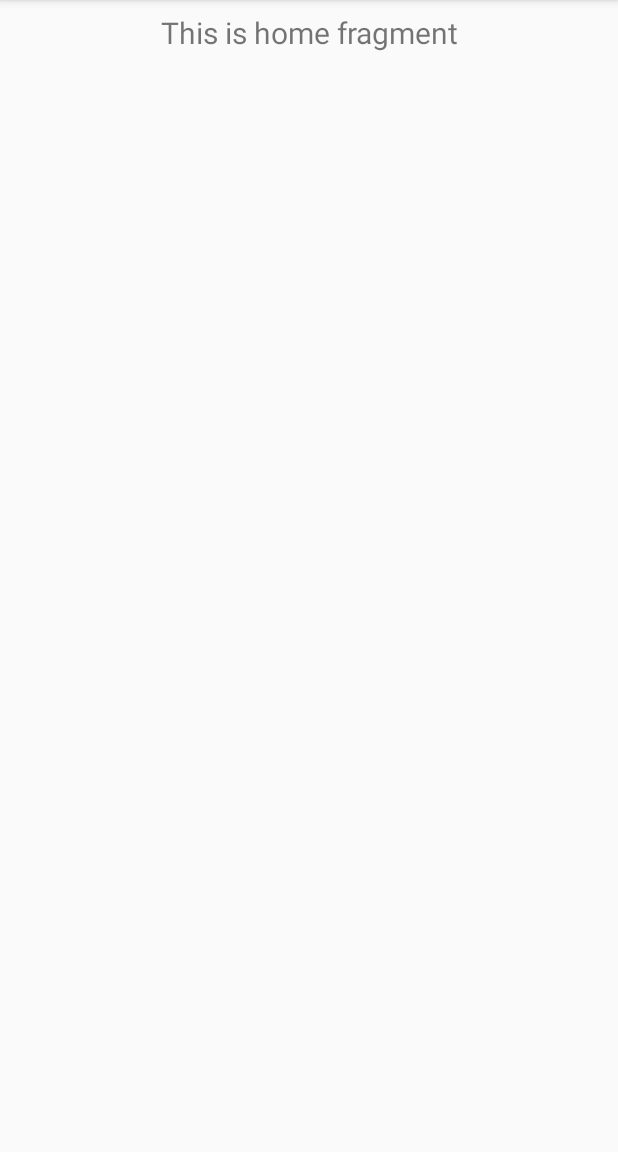
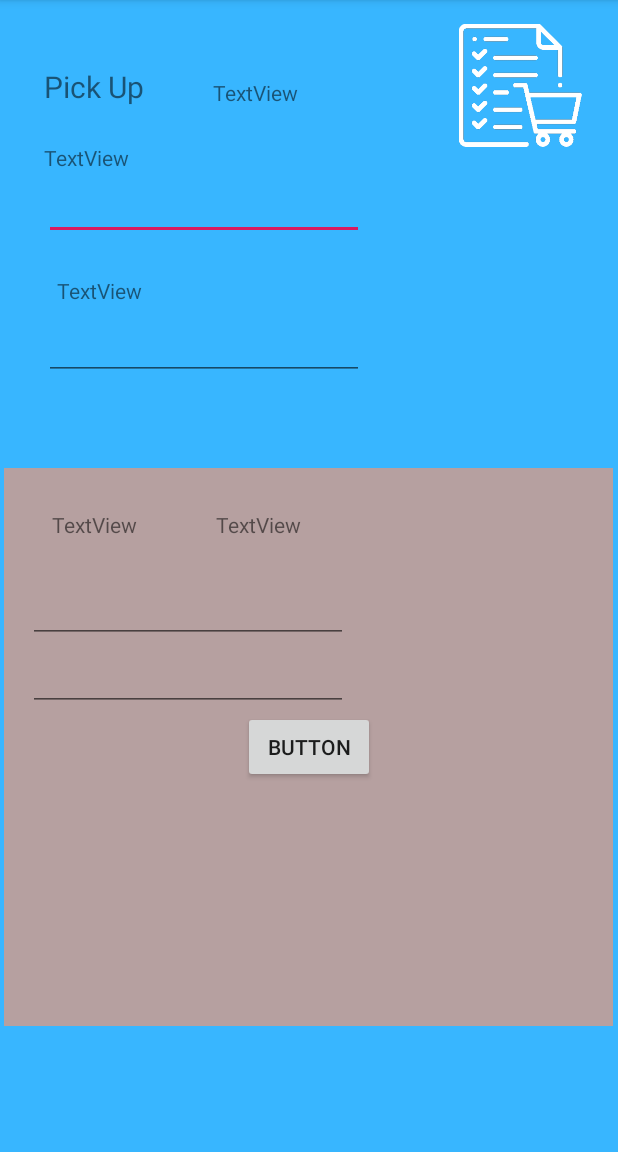
Before and after one commit to vickaw/Laundryathome, an Android app: the fragment HomeFragment shown on its own in the app's theme, on a phone screen of 412 x 824 dp, the part 84-1236 px from its top. Run offline under Robolectric (Android 15) with nearby library versions, the phone set to English and light mode, and no system bars.

Commit message:
Added Navagition

```diff
--- a/app/build.gradle
+++ b/app/build.gradle
@@ -31,4 +31,14 @@ dependencies {
     testImplementation 'junit:junit:4.12'
     androidTestImplementation 'androidx.test.ext:junit:1.1.1'
     androidTestImplementation 'androidx.test.espresso:espresso-core:3.2.0'
+    implementation "com.github.parse-community.Parse-SDK-Android:parse:1.21.0"
+    implementation 'com.github.Shashank02051997:FancyToast-Android:0.1.6'
+    implementation 'com.google.android.material:material:1.0.0'
 }
+
+
+repositories {
+    mavenCentral()
+    jcenter()
+    maven { url 'https://jitpack.io' }
+}
--- a/app/src/main/AndroidManifest.xml
+++ b/app/src/main/AndroidManifest.xml
@@ -25,6 +25,17 @@
                 <category android:name="android.intent.category.LAUNCHER" />
             </intent-filter>
         </activity>
+
+        <meta-data
+            android:name="com.parse.SERVER_URL"
+            android:value="@string/back4app_server_url" />
+        <meta-data
+            android:name="com.parse.APPLICATION_ID"
+            android:value="@string/back4app_app_id" />
+        <meta-data
+            android:name="com.parse.CLIENT_KEY"
+            android:value="@string/back4app_client_key" />
+
     </application>
 
 </manifest>
--- a/app/src/main/java/kawelenga/packag/com/laundryathome/SignIn.java
+++ b/app/src/main/java/kawelenga/packag/com/laundryathome/SignIn.java
@@ -2,9 +2,14 @@ package kawelenga.packag.com.laundryathome;
 
 import androidx.appcompat.app.AppCompatActivity;
 
+import android.content.Intent;
 import android.os.Bundle;
+import android.view.View;
+import android.widget.Button;
 
 public class SignIn extends AppCompatActivity {
+
+    private Button loginIntoApp;
 
     @Override
     protected void onCreate(Bundle savedInstanceState) {
@@ -14,5 +19,18 @@ public class SignIn extends AppCompatActivity {
         getSupportActionBar().setTitle(" ");
         getSupportActionBar().setDisplayHomeAsUpEnabled(true);
 
+        loginIntoApp= findViewById(R.id.btnLogin);
+
+        loginIntoApp.setOnClickListener(new View.OnClickListener() {
+            @Override
+            public void onClick(View v) {
+
+                Intent loginin = new Intent(SignIn.this, ScheduleWash.class);
+                startActivity(loginin);
+
+
+            }
+        });
+
     }
 }
--- a/app/src/main/java/kawelenga/packag/com/laundryathome/ui/home/HomeFragment.java
+++ b/app/src/main/java/kawelenga/packag/com/laundryathome/ui/home/HomeFragment.java
@@ -23,11 +23,11 @@ public class HomeFragment extends Fragment {
         homeViewModel =
                 ViewModelProviders.of(this).get(HomeViewModel.class);
         View root = inflater.inflate(R.layout.fragment_home, container, false);
-        final TextView textView = root.findViewById(R.id.text_home);
+        //final TextView textView = root.findViewById(R.id.text_home);
         homeViewModel.getText().observe(this, new Observer<String>() {
             @Override
             public void onChanged(@Nullable String s) {
-                textView.setText(s);
+            //    textView.setText(s);
             }
         });
         return root;
--- a/app/src/main/res/layout/fragment_home.xml
+++ b/app/src/main/res/layout/fragment_home.xml
@@ -1,19 +1,162 @@
 <?xml version="1.0" encoding="utf-8"?>
 <androidx.constraintlayout.widget.ConstraintLayout xmlns:android="http://schemas.android.com/apk/res/android"
     xmlns:app="http://schemas.android.com/apk/res-auto"
+    xmlns:tools="http://schemas.android.com/tools"
     android:layout_width="match_parent"
-    android:layout_height="match_parent">
+    android:layout_height="match_parent"
+    android:background="#38B6FF">
 
     <TextView
-        android:id="@+id/text_home"
-        android:layout_width="match_parent"
+        android:id="@+id/text"
+        android:layout_width="wrap_content"
         android:layout_height="wrap_content"
         android:layout_marginStart="8dp"
-        android:layout_marginTop="8dp"
+        android:layout_marginTop="44dp"
         android:layout_marginEnd="8dp"
+        android:text="Pick Up"
         android:textAlignment="center"
         android:textSize="20sp"
         app:layout_constraintEnd_toEndOf="parent"
+        app:layout_constraintHorizontal_bias="0.064"
         app:layout_constraintStart_toStartOf="parent"
         app:layout_constraintTop_toTopOf="parent" />
+
+    <ImageView
+        android:id="@+id/imageView3"
+        android:layout_width="118dp"
+        android:layout_height="82dp"
+        android:layout_marginTop="16dp"
+        app:layout_constraintEnd_toEndOf="parent"
+        app:layout_constraintHorizontal_bias="0.969"
+        app:layout_constraintStart_toEndOf="@+id/text"
+        app:layout_constraintTop_toTopOf="parent"
+        app:srcCompat="@drawable/shoppingwlist" />
+
+    <TextView
+        android:id="@+id/textView12"
+        android:layout_width="wrap_content"
+        android:layout_height="wrap_content"
+        android:layout_marginTop="24dp"
+        android:text="TextView"
+        app:layout_constraintEnd_toEndOf="parent"
+        app:layout_constraintHorizontal_bias="0.082"
+        app:layout_constraintStart_toStartOf="parent"
+        app:layout_constraintTop_toBottomOf="@+id/text" />
+
+    <EditText
+        android:id="@+id/edtPickUpDate"
+        android:layout_width="wrap_content"
+        android:layout_height="wrap_content"
+        android:ems="10"
+        android:inputType="date"
+        app:layout_constraintEnd_toEndOf="parent"
+        app:layout_constraintHorizontal_bias="0.146"
+        app:layout_constraintStart_toStartOf="parent"
+        app:layout_constraintTop_toBottomOf="@+id/textView12" />
+
+    <TextView
+        android:id="@+id/textView13"
+        android:layout_width="wrap_content"
+        android:layout_height="wrap_content"
+        android:layout_marginTop="24dp"
+        android:text="TextView"
+        app:layout_constraintEnd_toEndOf="parent"
+        app:layout_constraintHorizontal_bias="0.107"
+        app:layout_constraintStart_toStartOf="parent"
+        app:layout_constraintTop_toBottomOf="@+id/edtPickUpDate" />
+
+    <EditText
+        android:id="@+id/editText8"
+        android:layout_width="wrap_content"
+        android:layout_height="wrap_content"
+        android:layout_marginTop="48dp"
+        android:ems="10"
+        android:inputType="time"
+        app:layout_constraintEnd_toEndOf="parent"
+        app:layout_constraintHorizontal_bias="0.146"
+        app:layout_constraintStart_toStartOf="parent"
+        app:layout_constraintTop_toBottomOf="@+id/edtPickUpDate"
+        android:clickable="true"
+        />
+
+
+
+
+    <TextView
+        android:id="@+id/textView14"
+        android:layout_width="wrap_content"
+        android:layout_height="wrap_content"
+        android:layout_marginTop="52dp"
+        android:text="TextView"
+        app:layout_constraintEnd_toEndOf="parent"
+        app:layout_constraintHorizontal_bias="0.4"
+        app:layout_constraintStart_toStartOf="parent"
+        app:layout_constraintTop_toTopOf="parent" />
+
+    <androidx.constraintlayout.widget.ConstraintLayout
+        android:id="@+id/constraintLayout"
+        android:layout_width="406dp"
+        android:layout_height="372dp"
+        android:layout_marginTop="312dp"
+        android:background="#B6A0A0"
+        app:layout_constraintEnd_toEndOf="parent"
+        app:layout_constraintHorizontal_bias="0.4"
+        app:layout_constraintStart_toStartOf="parent"
+        app:layout_constraintTop_toTopOf="parent">
+
+        <TextView
+            android:id="@+id/textView15"
+            android:layout_width="wrap_content"
+            android:layout_height="wrap_content"
+            android:layout_marginTop="28dp"
+            android:text="TextView"
+            app:layout_constraintEnd_toStartOf="@+id/textView16"
+            app:layout_constraintHorizontal_bias="0.376"
+            app:layout_constraintStart_toStartOf="parent"
+            app:layout_constraintTop_toTopOf="parent" />
+
+        <TextView
+            android:id="@+id/textView16"
+            android:layout_width="wrap_content"
+            android:layout_height="wrap_content"
+            android:layout_marginTop="28dp"
+            android:layout_marginEnd="208dp"
+            android:layout_marginRight="208dp"
+            android:text="TextView"
+            app:layout_constraintEnd_toEndOf="parent"
+            app:layout_constraintTop_toTopOf="parent" />
+
+        <EditText
+            android:id="@+id/editText9"
+            android:layout_width="wrap_content"
+            android:layout_height="wrap_content"
+            android:layout_marginTop="24dp"
+            android:ems="10"
+            android:inputType="date"
+            app:layout_constraintEnd_toEndOf="parent"
+            app:layout_constraintHorizontal_bias="0.082"
+            app:layout_constraintStart_toStartOf="parent"
+            app:layout_constraintTop_toBottomOf="@+id/textView15" />
+
+        <EditText
+            android:id="@+id/editText10"
+            android:layout_width="wrap_content"
+            android:layout_height="wrap_content"
+            android:ems="10"
+            android:inputType="time"
+            app:layout_constraintEnd_toEndOf="parent"
+            app:layout_constraintHorizontal_bias="0.082"
+            app:layout_constraintStart_toStartOf="parent"
+            app:layout_constraintTop_toBottomOf="@+id/editText9" />
+
+        <Button
+            android:id="@+id/button5"
+            android:layout_width="wrap_content"
+            android:layout_height="wrap_content"
+            android:text="Button"
+            app:layout_constraintEnd_toEndOf="parent"
+            app:layout_constraintStart_toStartOf="parent"
+            app:layout_constraintTop_toBottomOf="@+id/editText10" />
+    </androidx.constraintlayout.widget.ConstraintLayout>
+
 </androidx.constraintlayout.widget.ConstraintLayout>
--- a/app/src/main/res/values/strings.xml
+++ b/app/src/main/res/values/strings.xml
@@ -1,5 +1,13 @@
 <resources>
     <string name="app_name">Laundryathome</string>
+
+    <string name="back4app_server_url">https://parseapi.back4app.com/</string>
+
+    <!-- Change the following strings as required -->
+    <string name="back4app_app_id">4HzhEnq93bbkUQvS7PONsSW4BO0mtoOI4nx7wz0U</string>
+    <string name="back4app_client_key">tgr8NsJJ4J9N4Z527EJKqyJI3oOT2Cj5Z0Eq2vsq</string>
+
+
     <string name="title_activity_schedule_wash">ScheduleWash</string>
     <string name="navigation_drawer_open">Open navigation drawer</string>
     <string name="navigation_drawer_close">Close navigation drawer</string>
--- a/build.gradle
+++ b/build.gradle
@@ -18,6 +18,7 @@ allprojects {
     repositories {
         google()
         jcenter()
+        maven { url "https://jitpack.io" }
 
     }
 }
```
